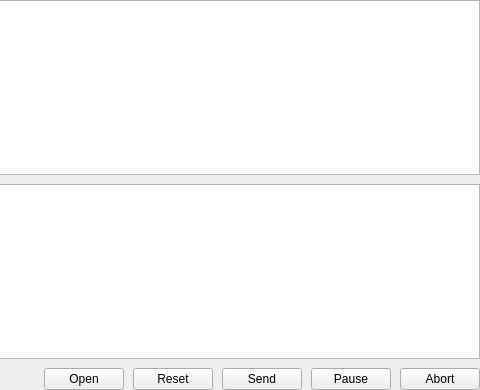
Old version of the form src/gpilot/ui/forms/partials/main/partmainprogram.ui in the repository etet100/AstroCore-GCode-Sender; both pictures show x 263 to 743 and y 0 to 390 of the 743 by 390 pixel window.
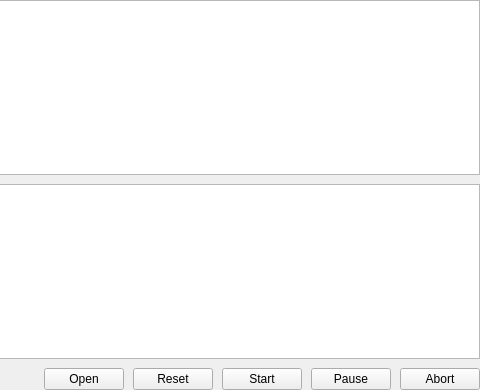
New version of the form. Custom widgets are drawn as their Qt base class.

```diff
--- a/src/gpilot/ui/forms/partials/main/partmainprogram.ui
+++ b/src/gpilot/ui/forms/partials/main/partmainprogram.ui
@@ -150,7 +150,7 @@
           </size>
          </property>
          <property name="text">
-          <string>Send</string>
+          <string>Start</string>
          </property>
         </widget>
        </item>
```
Left out of the diff: 3 changed lines with no effect on the pictures.
